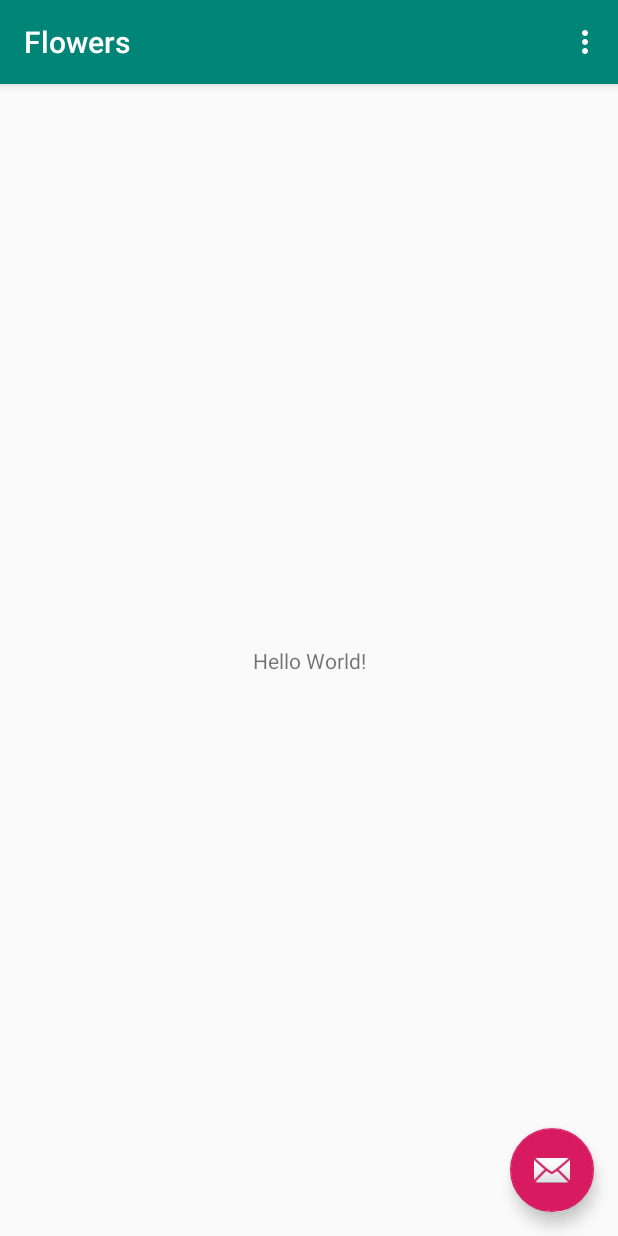
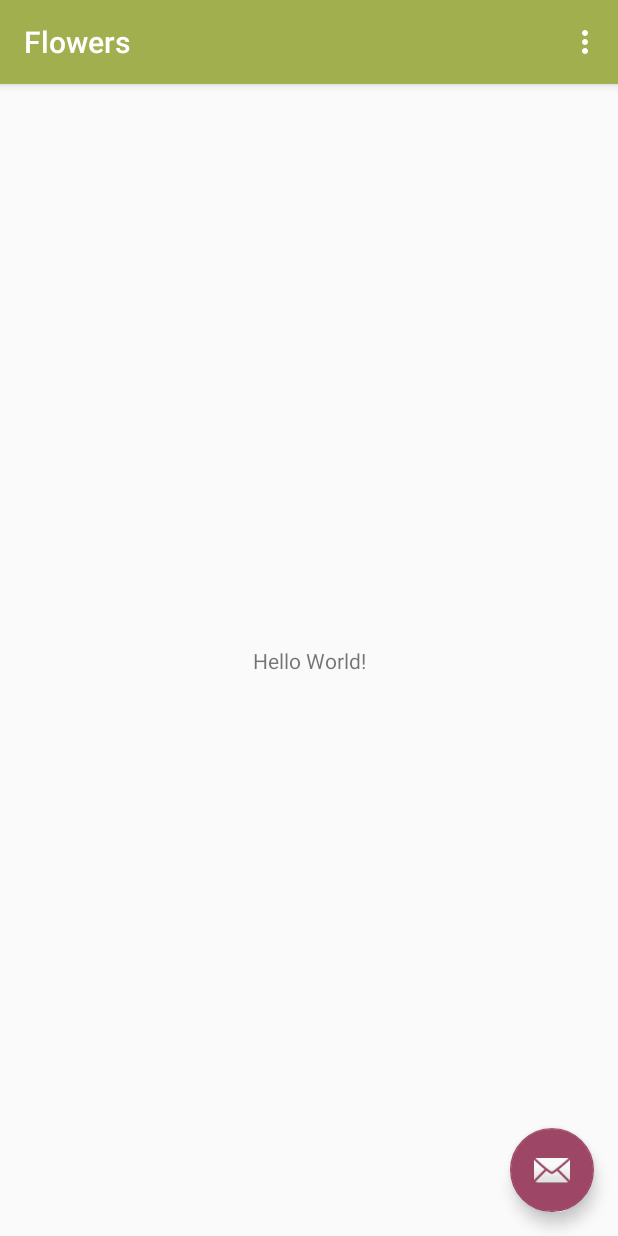
Before and after one commit to dopieralad/flowers, an Android app: the screen it shows after launch (MainActivity), on a phone screen of 412 x 824 dp. Run offline under Robolectric (Android 15) with nearby library versions, the phone set to English and light mode, and no system bars; libraries missing offline, so code that uses them is left out: pl.dopieralad.university.

Commit message:
Change application color palette

```diff
--- a/flowers/src/main/res/values/colors.xml
+++ b/flowers/src/main/res/values/colors.xml
@@ -1,6 +1,6 @@
 <?xml version="1.0" encoding="utf-8"?>
 <resources>
-    <color name="colorPrimary">#008577</color>
-    <color name="colorPrimaryDark">#00574B</color>
-    <color name="colorAccent">#D81B60</color>
+    <color name="colorPrimary">#A1AF4E</color>
+    <color name="colorPrimaryDark">#76A248</color>
+    <color name="colorAccent">#9E4665</color>
 </resources>
```
